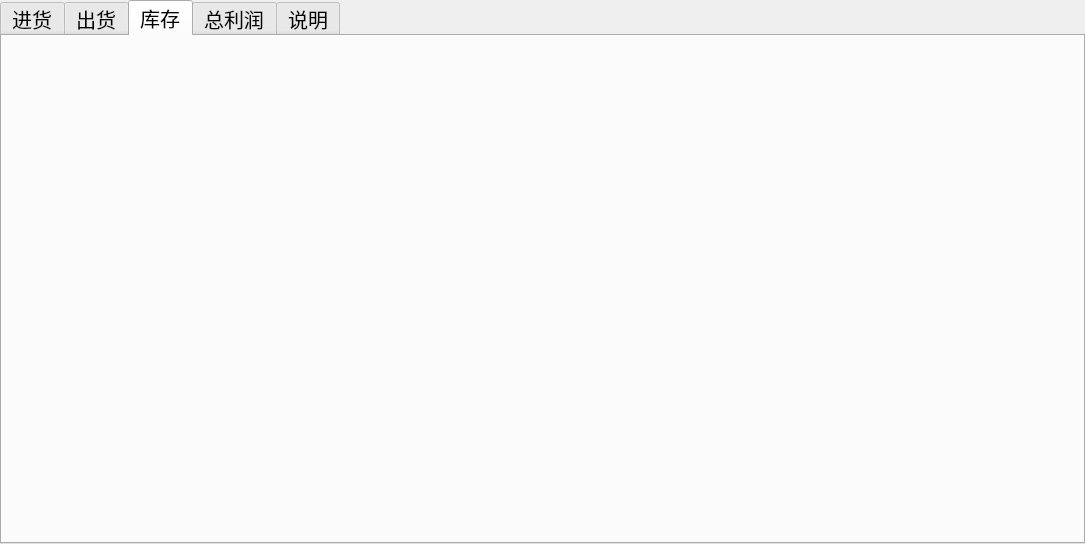
Before: the Qt Designer form mainwidget.ui in XHApplet/GoodsManage, drawn with Qt 5.
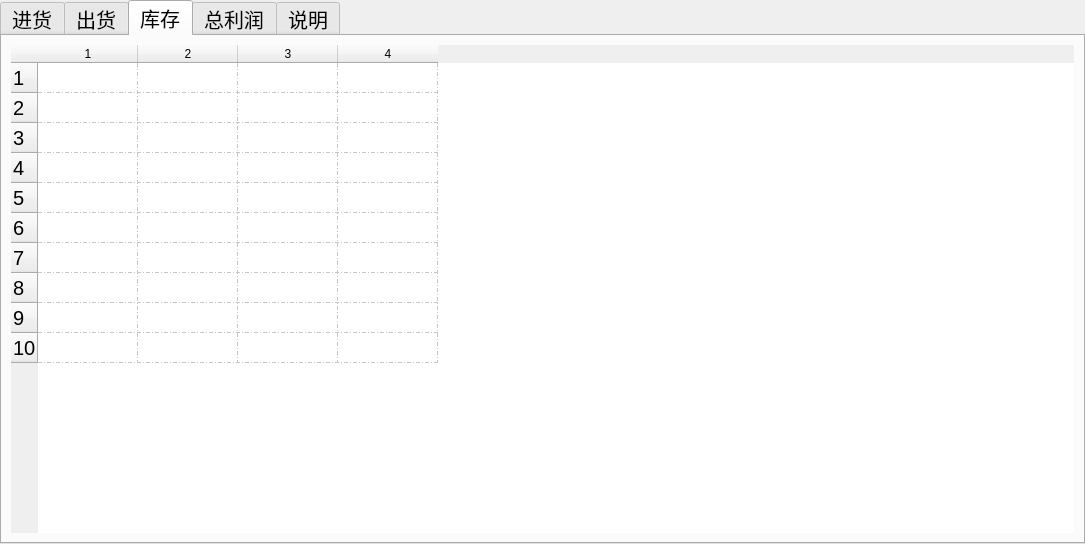
After: the same form once the commit is applied. The open tabs and pages were chosen to show the change. Custom widgets are drawn as their Qt base class.

Patch:
```diff
--- a/mainwidget.ui
+++ b/mainwidget.ui
@@ -617,6 +617,68 @@
    <attribute name="title">
     <string>库存</string>
    </attribute>
+   <layout class="QVBoxLayout" name="verticalLayout_2">
+    <item>
+     <widget class="QTableWidget" name="tableWidgetStock">
+      <property name="enabled">
+       <bool>true</bool>
+      </property>
+      <property name="layoutDirection">
+       <enum>Qt::LeftToRight</enum>
+      </property>
+      <property name="autoFillBackground">
+       <bool>true</bool>
+      </property>
+      <property name="frameShape">
+       <enum>QFrame::NoFrame</enum>
+      </property>
+      <property name="frameShadow">
+       <enum>QFrame::Sunken</enum>
+      </property>
+      <property name="lineWidth">
+       <number>1</number>
+      </property>
+      <property name="midLineWidth">
+       <number>0</number>
+      </property>
+      <property name="verticalScrollBarPolicy">
+       <enum>Qt::ScrollBarAlwaysOff</enum>
+      </property>
+      <property name="sizeAdjustPolicy">
+       <enum>QAbstractScrollArea::AdjustToContentsOnFirstShow</enum>
+      </property>
+      <property name="editTriggers">
+       <set>QAbstractItemView::AnyKeyPressed|QAbstractItemView::EditKeyPressed</set>
+      </property>
+      <property name="gridStyle">
+       <enum>Qt::DashDotLine</enum>
+      </property>
+      <property name="sortingEnabled">
+       <bool>true</bool>
+      </property>
+      <property name="rowCount">
+       <number>10</number>
+      </property>
+      <property name="columnCount">
+       <number>4</number>
+      </property>
+      <row/>
+      <row/>
+      <row/>
+      <row/>
+      <row/>
+      <row/>
+      <row/>
+      <row/>
+      <row/>
+      <row/>
+      <column/>
+      <column/>
+      <column/>
+      <column/>
+     </widget>
+    </item>
+   </layout>
   </widget>
   <widget class="QWidget" name="ProfitWidget">
    <attribute name="title">
```
Left out of the diff: 2 changed lines with no effect on the pictures.
